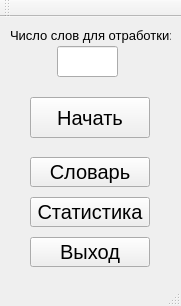
Above: mainwindow.ui from Skripove/MyDictionary before the change. Below: the same form after it.
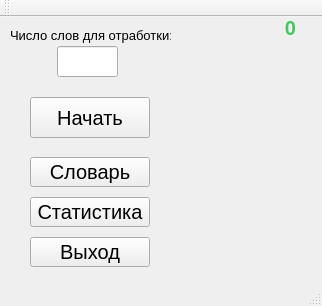
That is the form after the change.

Commit message: Проверка БД теперь происходит перед запуском главного окна. Добавил количество доступных слов.

```diff
--- a/mainwindow.ui
+++ b/mainwindow.ui
@@ -6,7 +6,7 @@
    <rect>
     <x>0</x>
     <y>0</y>
-    <width>181</width>
+    <width>322</width>
     <height>306</height>
    </rect>
   </property>
@@ -142,6 +142,33 @@
      <string>Число слов для отработки:</string>
     </property>
    </widget>
+   <widget class="QLabel" name="labelWordsCount">
+    <property name="geometry">
+     <rect>
+      <x>260</x>
+      <y>0</y>
+      <width>61</width>
+      <height>21</height>
+     </rect>
+    </property>
+    <property name="font">
+     <font>
+      <family>Segoe UI</family>
+      <pointsize>15</pointsize>
+      <weight>75</weight>
+      <bold>true</bold>
+     </font>
+    </property>
+    <property name="styleSheet">
+     <string notr="true">color: rgb(66, 200, 98);</string>
+    </property>
+    <property name="text">
+     <string>0</string>
+    </property>
+    <property name="alignment">
+     <set>Qt::AlignCenter</set>
+    </property>
+   </widget>
   </widget>
   <widget class="QMenuBar" name="menuBar">
    <property name="geometry">
```
Left out of the diff: 4 changed lines with no effect on the pictures. The commit also changes 5 other files.
